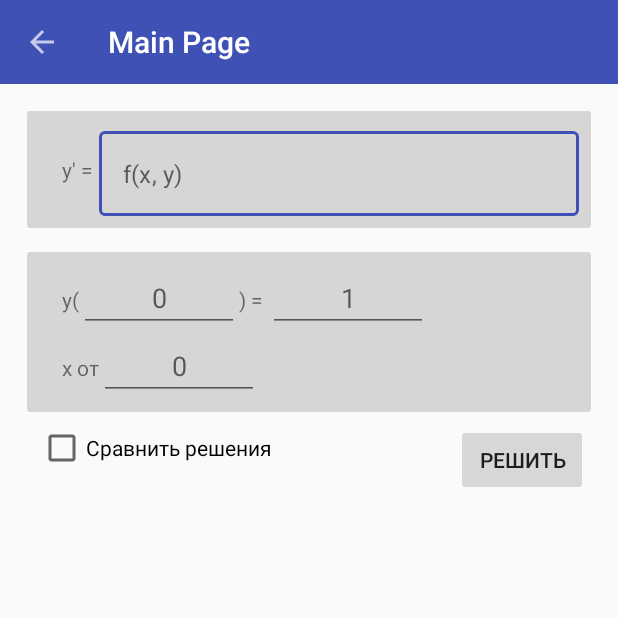
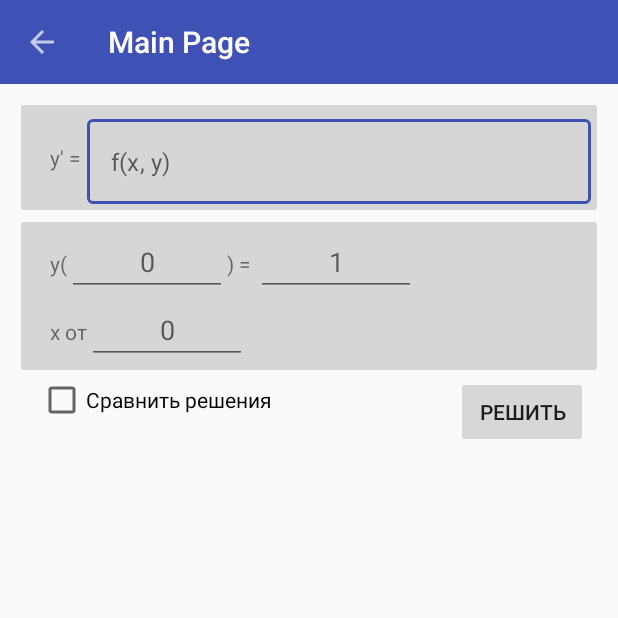
Before and after one commit to anastasiarazb/DifUr, an Android app: the screen it shows after launch (MainActivity), on a phone screen of 412 x 824 dp, the top half of it. Run offline under Robolectric (Android 15) with nearby library versions, the phone set to English and light mode, and no system bars; libraries missing offline, so code that uses them is left out: com.mikepenz.materialdrawer; 3 statements that could not run were skipped.

Commit message:
card view style

```diff
--- a/app/src/main/res/values/styles.xml
+++ b/app/src/main/res/values/styles.xml
@@ -29,14 +29,20 @@
     </style>
     <style name="TextHardcoded"></style>
 
-    <style name="DifurCardViewStyle" parent="Theme.AppCompat.Light">
+    <style name="DifurCardViewStyle" parent="CardView">
+        <!--<item name="xmlns:card_view">http://schemas.android.com/tools</item>-->
         <item name="cardCornerRadius">2dp</item>
         <item name="cardElevation">2dp</item>
-        <item name="contentPaddingBottom">8dp</item>
-        <item name="contentPaddingTop">8dp</item>
-        <item name="contentPaddingLeft">8dp</item>
-        <item name="contentPaddingRight">8dp</item>
-        <item name="android:layout_margin">8dp</item>
+        <item name="contentPaddingBottom">4dp</item>
+        <item name="contentPaddingTop">4dp</item>
+        <item name="contentPaddingLeft">4dp</item>
+        <item name="contentPaddingRight">4dp</item>
+        <item name="android:layout_margin">4dp</item>
+        <!--<item name="android:layout_marginBottom">@dimen/c</item>-->
+        <!--android:layout_marginLeft="@dimen/default_margin"-->
+        <!--android:layout_marginRight="@dimen/default_margin"-->
+        <!--android:layout_marginTop="@dimen/minimum_dimem"-->
+        <!--<item name="android:layout_margin">4dp</item>-->
         <item name="cardBackgroundColor">@color/ap_white</item>
     </style>
 
```
